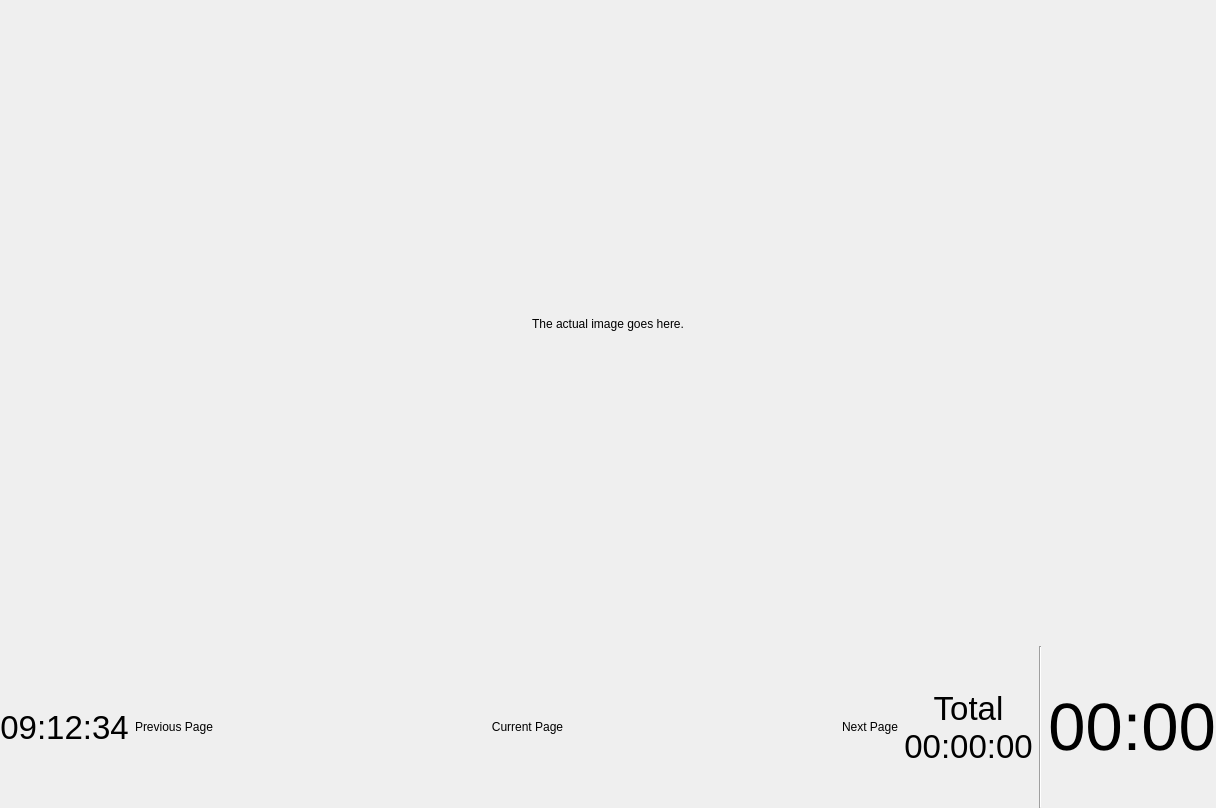
This is pdfviewerwindow.ui in dannyedel/dspdfviewer as Qt 5 draws it before an edit. The edited form follows.
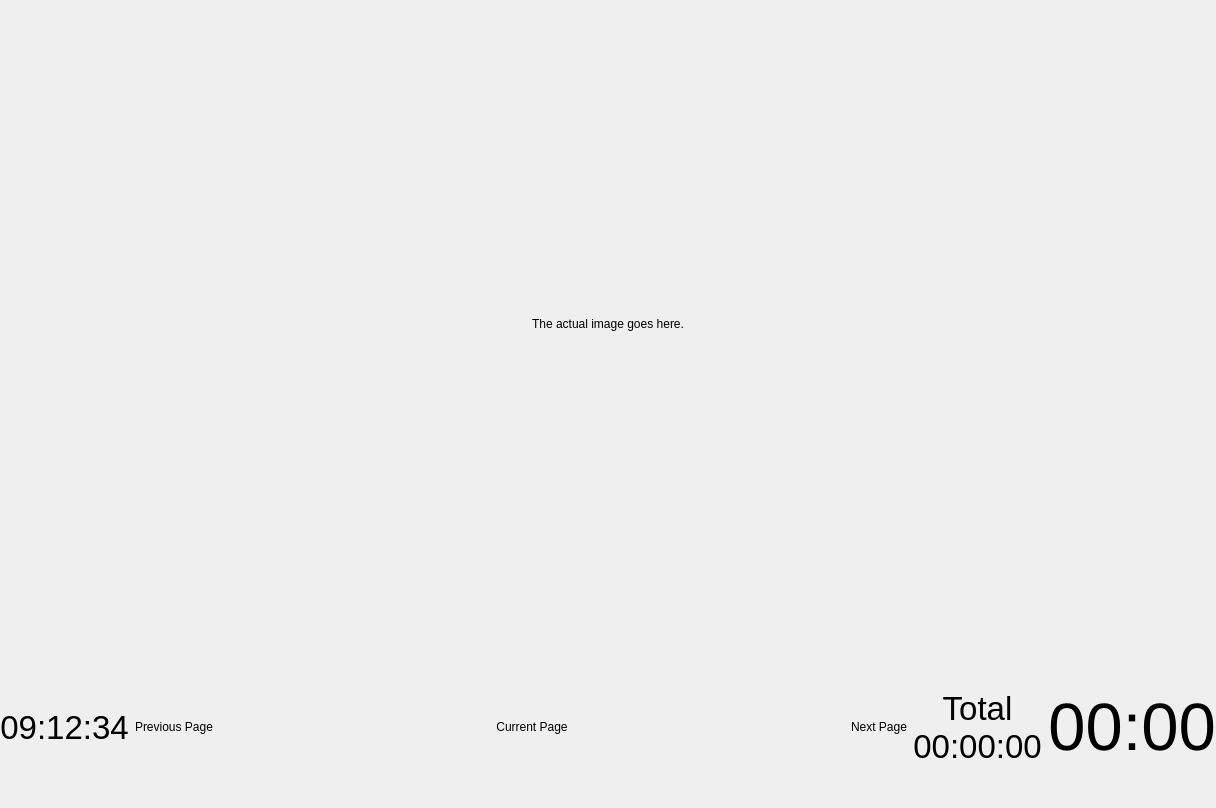
This is the edited form.

Commit message: pdfviewerwindow.ui: Remove line

The edit to the form file:
```diff
--- a/pdfviewerwindow.ui
+++ b/pdfviewerwindow.ui
@@ -87,7 +87,7 @@
        <height>16777215</height>
       </size>
      </property>
-     <layout class="QHBoxLayout" name="horizontalLayout_2" stretch="0,0,0,1,0">
+     <layout class="QHBoxLayout" name="horizontalLayout_2" stretch="0,0,0,0">
       <property name="margin">
        <number>0</number>
       </property>
@@ -143,7 +143,7 @@
           <rect>
            <x>0</x>
            <y>0</y>
-           <width>820</width>
+           <width>829</width>
            <height>162</height>
           </rect>
          </property>
@@ -216,13 +216,6 @@
         </property>
        </widget>
       </item>
-      <item>
-       <widget class="Line" name="line">
-        <property name="orientation">
-         <enum>Qt::Vertical</enum>
-        </property>
-       </widget>
-      </item>
       <item>
        <widget class="QLabel" name="slideClock">
         <property name="sizePolicy">
```
Left out of the diff: 1 changed line with no effect on the pictures.
